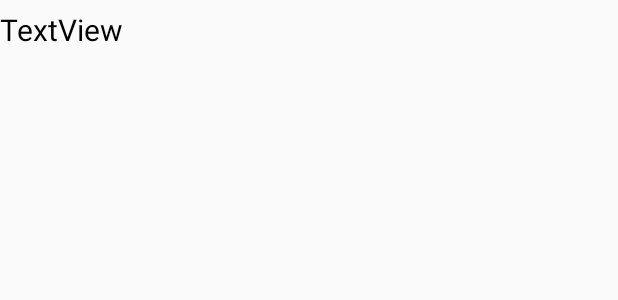
After one commit to williamfaustinoa3mob/BeEpic, an Android app: the layout musica_cell.xml on its own in the app's theme, with its tools: preview values and no code run, on a phone screen of 412 x 824 dp. The commit adds this screen. Shown: the top 300 px of the screen. Run offline under Robolectric (Android 15) with nearby library versions, the phone set to English and light mode, and no system bars.

Commit message:
implementei o BaseAdapter "MusicaAdapter" para possibilitar a costumização da ListView Criei o layout da célula musica_cell

```diff
--- a/app/src/main/java/defora/beepic/MainActivity.java
+++ b/app/src/main/java/defora/beepic/MainActivity.java
@@ -46,9 +46,9 @@ public class MainActivity extends Activity implements View.OnClickListener {
 
         final ArrayList<Musica> arrayMusicas = musicaAtual.PreencherListViewMusica();
 
-        ArrayAdapter<Musica> adapterMusicas = new ArrayAdapter<Musica>(this, android.R.layout.simple_list_item_1, android.R.id.text1, arrayMusicas);
+        //ArrayAdapter<Musica> adapterMusicas = new ArrayAdapter<Musica>(this, android.R.layout.simple_list_item_1, android.R.id.text1, arrayMusicas);
 
-        lst_Musica.setAdapter(adapterMusicas);
+        lst_Musica.setAdapter(new MusicaAdapter(this, arrayMusicas));
 
         lst_Musica.setOnItemClickListener(new AdapterView.OnItemClickListener() {
             @Override
--- a/app/src/main/java/defora/beepic/Musica.java
+++ b/app/src/main/java/defora/beepic/Musica.java
@@ -61,7 +61,7 @@ public class Musica {
     public ArrayList<Musica> PreencherListViewMusica()
     {
         ArrayList<Musica> Musicas = new ArrayList<>();
-        Musicas.add(new Musica("Aeroporto", R.raw.aeroporto));
+        Musicas.add(new Musica("aeroporto", R.raw.aeroporto));
         Musicas.add(new Musica("alarme", R.raw.alarme));
         Musicas.add(new Musica("alquimista", R.raw.alquimista));
         Musicas.add(new Musica("arcade", R.raw.arcade));
--- /dev/null
+++ b/app/src/main/res/layout/musica_cell.xml
@@ -0,0 +1,15 @@
+<?xml version="1.0" encoding="utf-8"?>
+<LinearLayout xmlns:android="http://schemas.android.com/apk/res/android"
+    xmlns:tools="http://schemas.android.com/tools"
+    android:orientation="vertical" android:layout_width="match_parent"
+    android:layout_height="match_parent">
+
+    <TextView
+        android:text="TextView"
+        android:layout_width="match_parent"
+        android:layout_height="40dp"
+        android:id="@+id/txtNomeMusica"
+        android:textSize="20dp"
+        android:gravity="center_vertical"
+        android:textColor="@android:color/black"/>
+</LinearLayout>
```
Also changed, not shown: app/src/main/java/defora/beepic/MusicaAdapter.java (added, +58 -0 lines).
